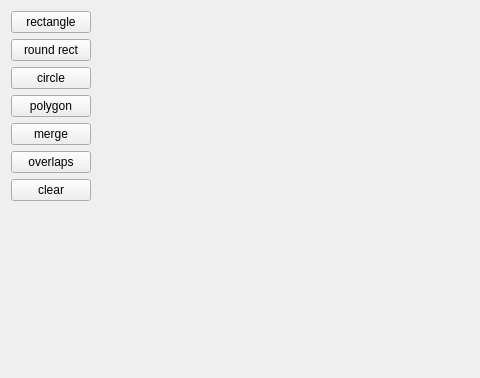
The window that res/ui/qtlaboratory.ui (Radicas/Crane) describes before a commit, drawn with Qt 5; both pictures show x 0 to 480 and y 0 to 378 of the 856 by 555 pixel window.
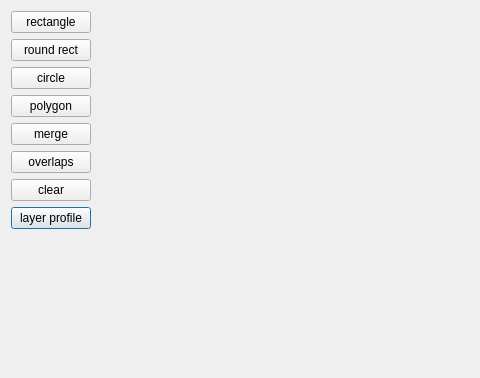
The same window after the commit.

Diff of the .ui file:
```diff
--- a/res/ui/qtlaboratory.ui
+++ b/res/ui/qtlaboratory.ui
@@ -86,6 +86,13 @@
        </property>
       </widget>
      </item>
+     <item>
+      <widget class="QPushButton" name="layerProfileBtn">
+       <property name="text">
+        <string>layer profile</string>
+       </property>
+      </widget>
+     </item>
      <item>
       <spacer name="verticalSpacer">
        <property name="orientation">
```
